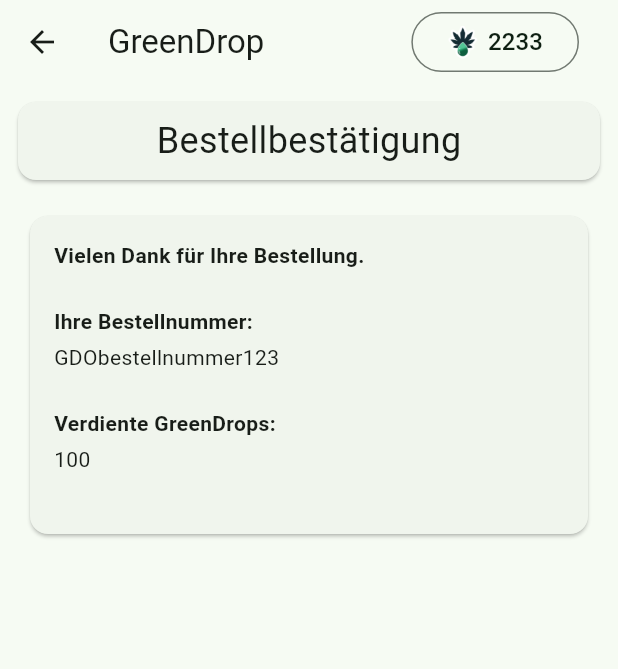
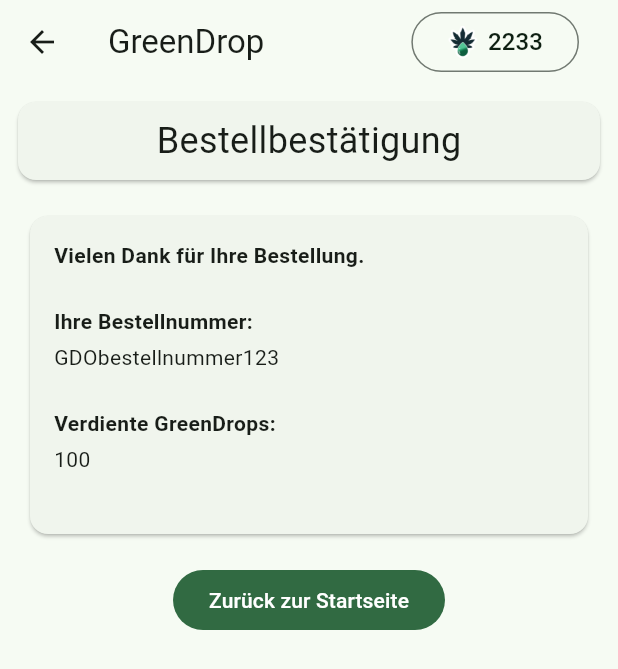
Before and after one commit to zlohbierdcul/GreenDrop, a Flutter app: the OrderConfirmationPage screen opened directly, on a phone screen of 412 x 824 dp. Shown: the top 669 px of the screen. Run offline on Flutter 3.47's test engine with Material 3 defaults, Android fonts, the phone set to English and light mode, and no system bars; our stand-ins replace flutter_map, geocoding, geolocator, latlong2, shared_preferences; accounts and stored records are empty.

Commit message:
added button

```diff
--- a/frontend/lib/src/presentation/order/pages/order_confirmation_page.dart
+++ b/frontend/lib/src/presentation/order/pages/order_confirmation_page.dart
@@ -8,13 +8,13 @@
   Widget build(BuildContext context) {
     return Scaffold(
       appBar: AppDrawer.buildGreendropsAppBar(context),
-      body: const Center(
+      body: Center(
         child: Padding(
-          padding: EdgeInsets.all(8.0),
+          padding: const EdgeInsets.all(8.0),
           child: Column(
             crossAxisAlignment: CrossAxisAlignment.start,
             children: [
-              Padding(
+              const Padding(
                 padding: EdgeInsets.only(bottom: 8.0),
                 child: SizedBox(
                   width: double.infinity,
@@ -31,7 +31,7 @@
                   ),
                 ),
               ),
-              Padding(
+              const Padding(
                 padding: EdgeInsets.all(8.0),
                 child: SizedBox(
                   width: double.infinity,
@@ -72,6 +72,14 @@
                   ),
                 ),
               ),
+              Padding(padding: const EdgeInsets.all(8.0),
+                child: Center(child: SizedBox(
+                  child: FilledButton(onPressed: () => Navigator.pushReplacementNamed(context, "/home"), child:
+                  const Text("Zurück zur Startseite")
+                  ),
+                ),
+                ),
+              )
             ],
           ),
         ),
```
Also changed, not shown: frontend/lib/src/presentation/order/widgets/order_product_list.dart (+19 -12 lines).
